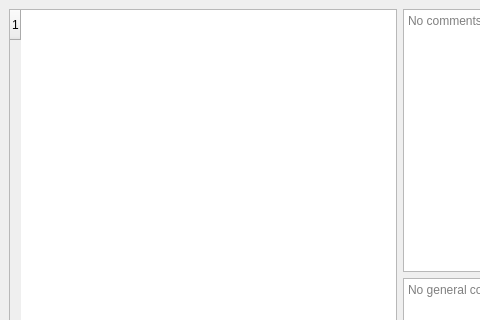
This is semester_3/Lab_2/Lab_2/mainwindow.ui in DShcherbak/university-labs as Qt 5 draws it before an edit; both pictures show x 0 to 480 and y 0 to 320 of the 800 by 600 pixel window. The edited form follows.
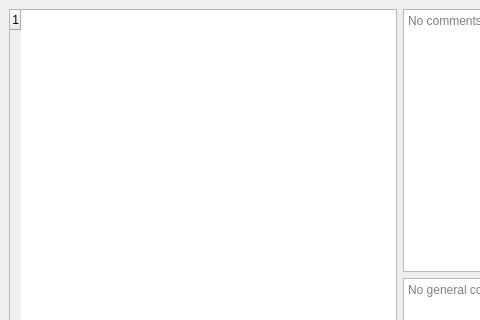
This is the edited form.

Commit message:
Now submited code looks much prettier
Rows are thicker and numbered correctly, program name is changed

```diff
--- a/semester_3/Lab_2/Lab_2/mainwindow.ui
+++ b/semester_3/Lab_2/Lab_2/mainwindow.ui
@@ -37,9 +37,15 @@
         <attribute name="horizontalHeaderStretchLastSection">
          <bool>true</bool>
         </attribute>
+        <attribute name="verticalHeaderVisible">
+         <bool>true</bool>
+        </attribute>
         <attribute name="verticalHeaderMinimumSectionSize">
          <number>5</number>
         </attribute>
+        <attribute name="verticalHeaderDefaultSectionSize">
+         <number>20</number>
+        </attribute>
         <attribute name="verticalHeaderStretchLastSection">
          <bool>false</bool>
         </attribute>
@@ -47,6 +53,9 @@
          <property name="text">
           <string>1</string>
          </property>
+         <property name="textAlignment">
+          <set>AlignTrailing|AlignVCenter</set>
+         </property>
         </row>
         <column>
          <property name="text">
```
The commit also changes 2 other files.
